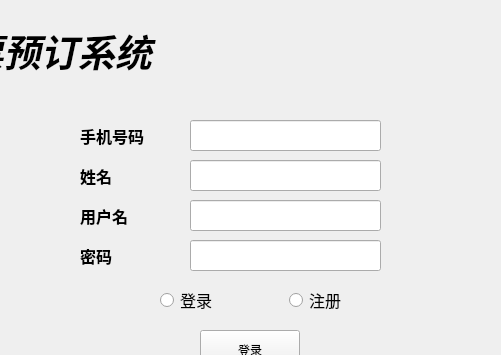
The window that ui/mainwindow.ui (BlueflameLi/Ticket_reservation_system) describes before a commit, drawn with Qt 5; both pictures show x 90 to 591 and y 0 to 355 of the 1036 by 584 pixel window.
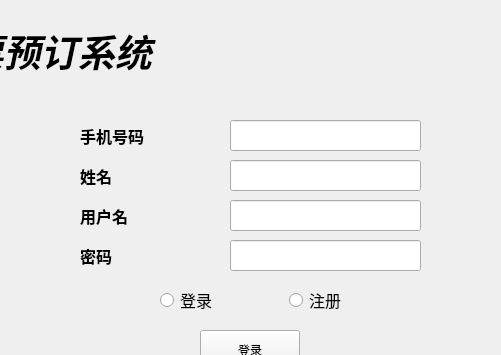
The same window after the commit. Icons and pictures are not drawn.

What changed in the file:
```diff
--- a/ui/mainwindow.ui
+++ b/ui/mainwindow.ui
@@ -472,7 +472,7 @@
     <widget class="QLineEdit" name="name_lineEdit">
      <property name="geometry">
       <rect>
-       <x>160</x>
+       <x>200</x>
        <y>70</y>
        <width>191</width>
        <height>31</height>
@@ -871,7 +871,7 @@
     <widget class="QLineEdit" name="tel_num_lineEdit">
      <property name="geometry">
       <rect>
-       <x>160</x>
+       <x>200</x>
        <y>30</y>
        <width>191</width>
        <height>31</height>
@@ -1273,7 +1273,7 @@
     <widget class="QLineEdit" name="passwd_lineEdit">
      <property name="geometry">
       <rect>
-       <x>160</x>
+       <x>200</x>
        <y>150</y>
        <width>191</width>
        <height>31</height>
@@ -1678,7 +1678,7 @@
     <widget class="QLineEdit" name="Uname_lineEdit">
      <property name="geometry">
       <rect>
-       <x>160</x>
+       <x>200</x>
        <y>110</y>
        <width>191</width>
        <height>31</height>
@@ -2080,7 +2080,7 @@
       <rect>
        <x>50</x>
        <y>110</y>
-       <width>101</width>
+       <width>111</width>
        <height>31</height>
       </rect>
      </property>
@@ -2900,7 +2900,7 @@
       <rect>
        <x>50</x>
        <y>30</y>
-       <width>71</width>
+       <width>91</width>
        <height>31</height>
       </rect>
      </property>
@@ -3310,7 +3310,7 @@
       <rect>
        <x>50</x>
        <y>150</y>
-       <width>101</width>
+       <width>111</width>
        <height>31</height>
       </rect>
      </property>
```
